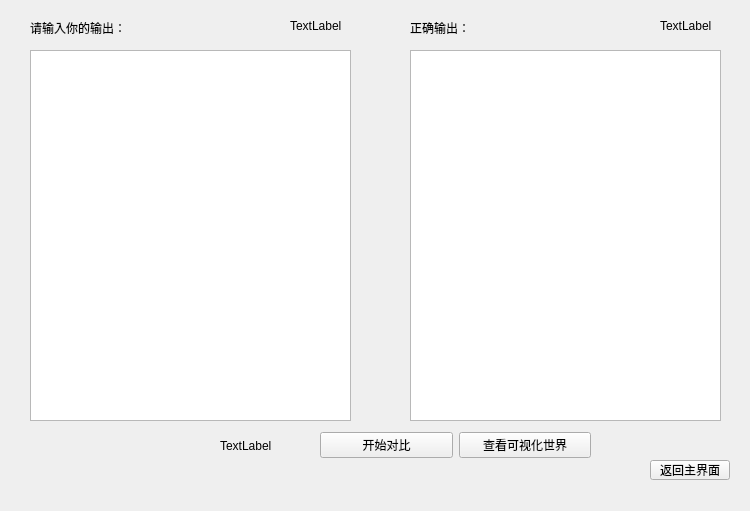
The window that compare.ui (RickyRui111/WorldOfWarcraftDebug) describes before a commit, drawn with Qt 5.
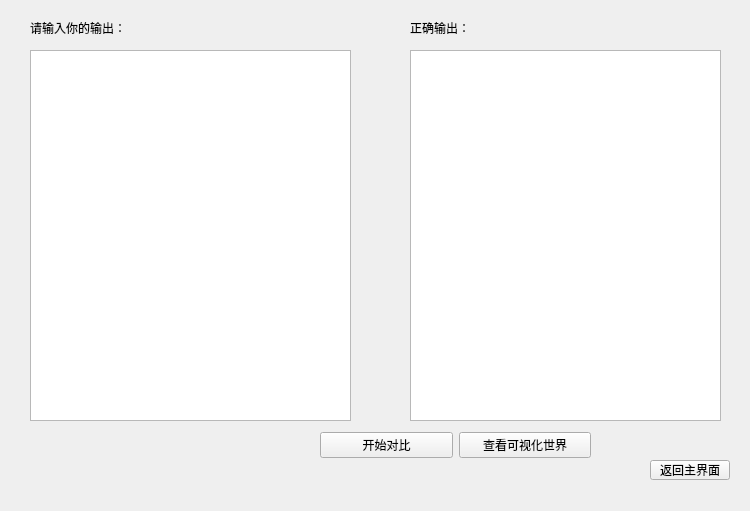
The same window after the commit.

Patch:
```diff
--- a/compare.ui
+++ b/compare.ui
@@ -98,45 +98,6 @@
     </item>
    </layout>
   </widget>
-  <widget class="QLabel" name="wTextLines">
-   <property name="geometry">
-    <rect>
-     <x>290</x>
-     <y>20</y>
-     <width>54</width>
-     <height>12</height>
-    </rect>
-   </property>
-   <property name="text">
-    <string>TextLabel</string>
-   </property>
-  </widget>
-  <widget class="QLabel" name="cTextLines">
-   <property name="geometry">
-    <rect>
-     <x>660</x>
-     <y>20</y>
-     <width>54</width>
-     <height>12</height>
-    </rect>
-   </property>
-   <property name="text">
-    <string>TextLabel</string>
-   </property>
-  </widget>
-  <widget class="QLabel" name="difLines">
-   <property name="geometry">
-    <rect>
-     <x>220</x>
-     <y>440</y>
-     <width>54</width>
-     <height>12</height>
-    </rect>
-   </property>
-   <property name="text">
-    <string>TextLabel</string>
-   </property>
-  </widget>
  </widget>
  <resources/>
  <connections/>
```
